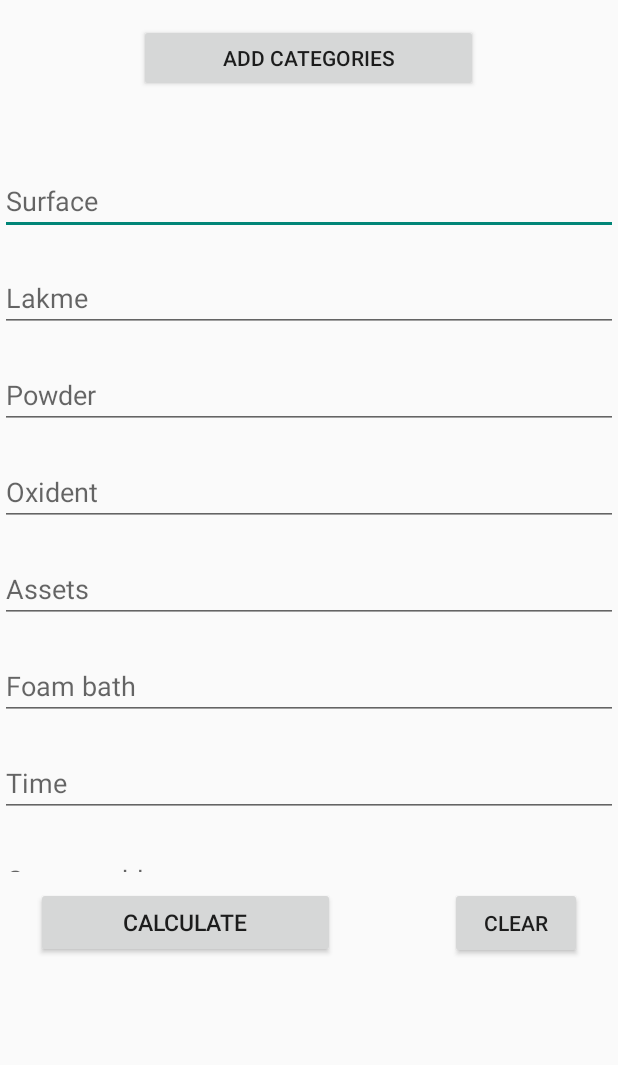
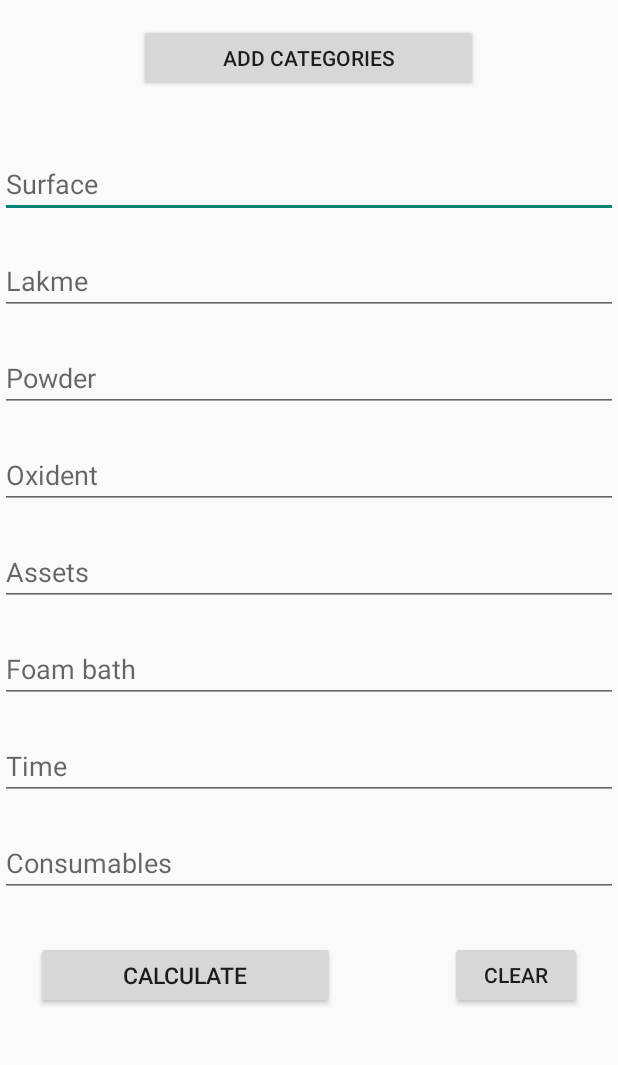
Before and after one commit to Fo4Ik-git/Colorist_calculator, an Android app: the screen it shows after launch (MainActivity), on a phone screen of 412 x 824 dp, the part 93-1158 px from its top. Run offline under Robolectric (Android 15) with nearby library versions, the phone set to English and light mode, and no system bars.

Commit message:
Update README

```diff
--- a/app/src/main/res/layout/activity_main.xml
+++ b/app/src/main/res/layout/activity_main.xml
@@ -10,9 +10,9 @@
     <ImageButton
         android:id="@+id/btn_sttings"
         android:layout_width="wrap_content"
-        android:onClick="toSettings"
         android:layout_height="45dp"
         android:layout_marginTop="16dp"
+        android:onClick="toSettings"
         app:layout_constraintEnd_toEndOf="parent"
         app:layout_constraintStart_toEndOf="@+id/app_name"
         app:layout_constraintTop_toTopOf="parent"
@@ -39,10 +39,10 @@
         android:id="@+id/btn_add_content"
         android:layout_width="226dp"
         android:layout_height="45dp"
-        android:onClick="add_cat"
         android:layout_marginStart="83dp"
         android:layout_marginTop="16dp"
         android:layout_marginEnd="84dp"
+        android:onClick="add_cat"
         android:text="@string/add_content"
         app:layout_constraintEnd_toEndOf="parent"
         app:layout_constraintStart_toStartOf="parent"
@@ -51,9 +51,10 @@
     <ScrollView
         android:id="@+id/scrollView"
         android:layout_width="match_parent"
-        android:layout_height="500dp"
-        android:layout_marginTop="81dp"
-        android:layout_marginBottom="15dp"
+        android:layout_height="wrap_content"
+        android:layout_marginTop="70dp"
+        android:orientation="vertical"
+        android:scrollbarSize="100dp"
         app:layout_constraintBottom_toTopOf="@+id/btn_result"
         app:layout_constraintEnd_toEndOf="parent"
         app:layout_constraintStart_toStartOf="parent"
@@ -186,7 +187,7 @@
     <Button
         android:id="@+id/btn_result"
         android:layout_width="199dp"
-        android:layout_height="47dp"
+        android:layout_height="45dp"
         android:layout_marginTop="10dp"
         android:layout_marginEnd="53dp"
         android:onClick="onCalculate"
@@ -199,10 +200,10 @@
     <Button
         android:id="@+id/btn_clear"
         android:layout_width="wrap_content"
-        android:layout_height="wrap_content"
+        android:layout_height="45dp"
         android:layout_marginTop="10dp"
+        android:onClick="onClean"
         android:text="@string/clear"
-        android:onClick="onClean"
         app:layout_constraintEnd_toEndOf="parent"
         app:layout_constraintStart_toEndOf="@+id/btn_result"
         app:layout_constraintTop_toBottomOf="@+id/scrollView" />
@@ -210,23 +211,25 @@
     <ScrollView
         android:id="@+id/scrollView3"
         android:layout_width="match_parent"
-        android:layout_height="wrap_content"
+        android:layout_height="0dp"
+        android:orientation="vertical"
+        android:scrollbarSize="100dp"
         app:layout_constraintBottom_toBottomOf="parent"
         app:layout_constraintEnd_toEndOf="parent"
-        app:layout_constraintStart_toStartOf="parent"
         app:layout_constraintTop_toBottomOf="@+id/btn_result"
         tools:ignore="MissingConstraints">
 
         <LinearLayout
             android:layout_width="match_parent"
             android:layout_height="wrap_content"
+            android:gravity="center"
             android:orientation="vertical">
 
             <TextView
                 android:id="@+id/text_res"
                 android:layout_width="match_parent"
-                android:layout_height="wrap_content"
-                android:textSize="18sp"/>
+                android:layout_height="match_parent"
+                android:textSize="18sp" />
         </LinearLayout>
     </ScrollView>
 
--- a/app/src/main/res/layout/settings_activity.xml
+++ b/app/src/main/res/layout/settings_activity.xml
@@ -10,8 +10,8 @@
         android:layout_width="50dp"
         android:layout_height="50dp"
         android:onClick="toMain"
-        android:paddingStart="5dp"
-        android:paddingTop="5dp"
+        android:layout_marginTop="5dp"
+        android:layout_marginLeft="5dp"
         app:layout_constraintStart_toStartOf="parent"
         app:layout_constraintTop_toTopOf="parent"
         app:srcCompat="@drawable/ic_back" />
@@ -20,7 +20,7 @@
         android:id="@+id/bt"
         android:layout_width="match_parent"
         android:layout_height="match_parent"
-        android:paddingTop="55dp"
+        android:layout_marginTop="55dp"
         app:layout_constraintBottom_toBottomOf="parent"
         app:layout_constraintEnd_toEndOf="parent"
         app:layout_constraintStart_toStartOf="parent">
```
Also changed, not shown: 1 other file.
